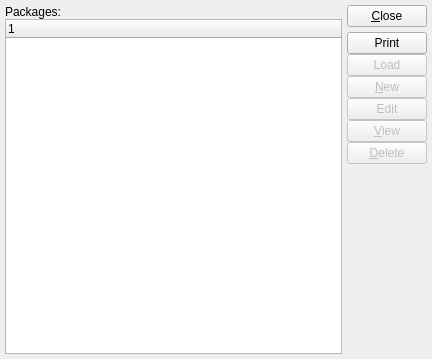
Qt form xtuple/trunk/guiclient/packages.ui (WooodHead/xtuple) before a commit.
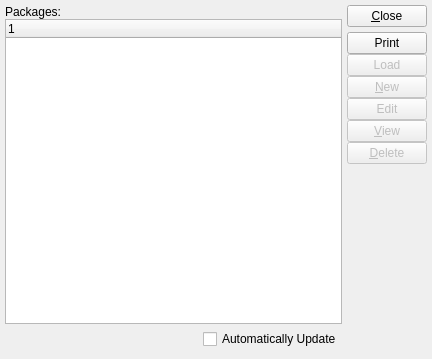
The same form after that commit. Custom widgets are drawn as their Qt base class.

```diff
--- a/xtuple/trunk/guiclient/packages.ui
+++ b/xtuple/trunk/guiclient/packages.ui
@@ -63,6 +63,36 @@
         </property>
        </widget>
       </item>
+      <item>
+       <layout class="QHBoxLayout" >
+        <property name="topMargin" >
+         <number>5</number>
+        </property>
+        <property name="bottomMargin" >
+         <number>5</number>
+        </property>
+        <item>
+         <spacer>
+          <property name="orientation" >
+           <enum>Qt::Horizontal</enum>
+          </property>
+          <property name="sizeHint" >
+           <size>
+            <width>40</width>
+            <height>20</height>
+           </size>
+          </property>
+         </spacer>
+        </item>
+        <item>
+         <widget class="XCheckBox" name="_autoUpdate" >
+          <property name="text" >
+           <string>Automatically Update</string>
+          </property>
+         </widget>
+        </item>
+       </layout>
+      </item>
      </layout>
     </item>
     <item>
@@ -189,6 +219,11 @@
  <layoutdefault spacing="6" margin="11" />
  <pixmapfunction>qPixmapFromMimeSource</pixmapfunction>
  <customwidgets>
+  <customwidget>
+   <class>XCheckBox</class>
+   <extends>QCheckBox</extends>
+   <header>xcheckbox.h</header>
+  </customwidget>
   <customwidget>
    <class>XTreeWidget</class>
    <extends>QTreeWidget</extends>
```
